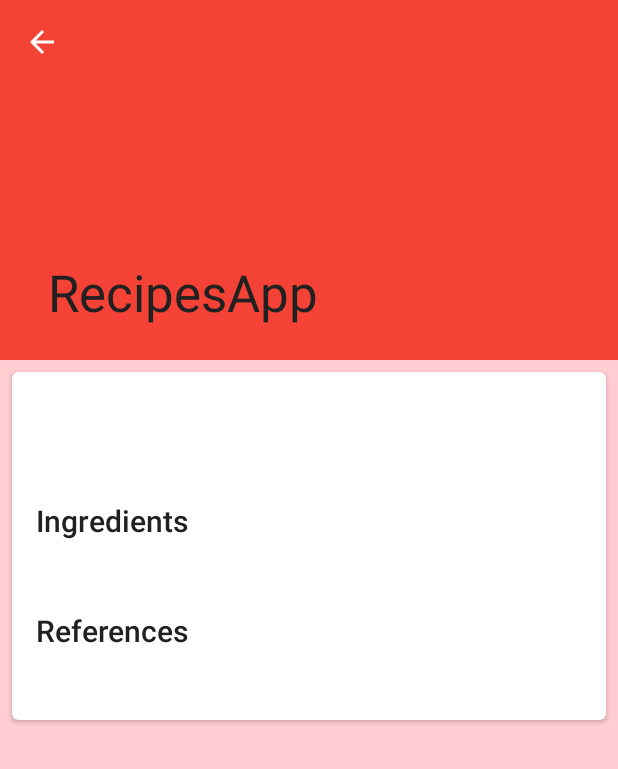
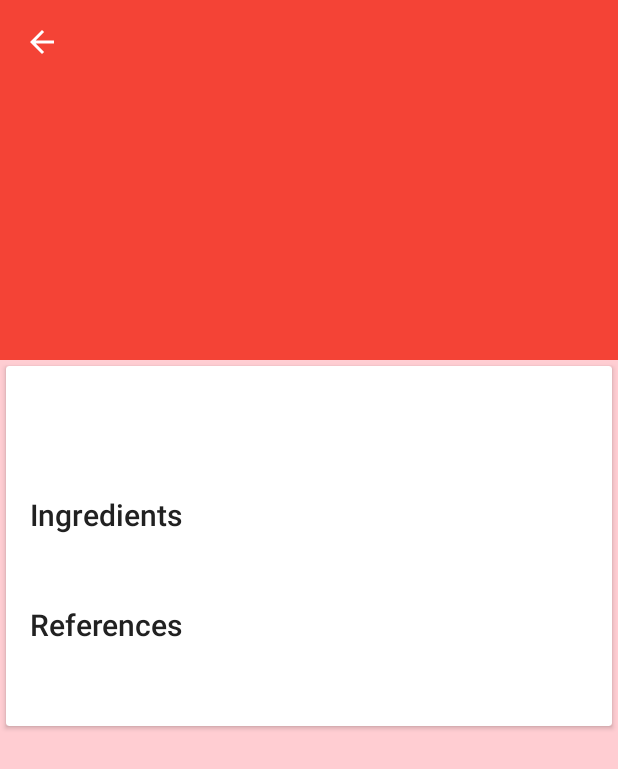
Before and after one commit to ricocaribe/RecipesApp, an Android app: the RecipeDetailActivity screen opened directly, with no data from a screen before it, on a phone screen of 412 x 824 dp. Shown: the top 769 px of the screen. Run offline under Robolectric (Android 15) with nearby library versions, the phone set to English and light mode, and no system bars; our stand-ins replace ButterKnife, Picasso; pictures from the network do not load; 5 statements that could not run were skipped.

Commit message:
- Ultimos retoques a layouts

```diff
--- a/app/src/main/java/com/jmricop/recipesapp/view/activities/RecipeDetailActivity.java
+++ b/app/src/main/java/com/jmricop/recipesapp/view/activities/RecipeDetailActivity.java
@@ -1,5 +1,7 @@
 package com.jmricop.recipesapp.view.activities;
 
+import android.graphics.Color;
+import android.support.design.widget.CollapsingToolbarLayout;
 import android.support.v7.app.AppCompatActivity;
 import android.os.Bundle;
 import android.support.v7.widget.Toolbar;
@@ -42,6 +44,9 @@ public class RecipeDetailActivity extends AppCompatActivity {
             getSupportActionBar().setDisplayHomeAsUpEnabled(true);
             getSupportActionBar().setHomeButtonEnabled(true);
         }
+
+        CollapsingToolbarLayout collapsingToolbar = (CollapsingToolbarLayout) findViewById(R.id.toolbar_layout);
+        collapsingToolbar.setExpandedTitleColor(Color.TRANSPARENT);
 
         loadRecipeView();
     }
--- a/app/src/main/res/layout/activity_recipe_content.xml
+++ b/app/src/main/res/layout/activity_recipe_content.xml
@@ -14,7 +14,7 @@
         xmlns:card_view="http://schemas.android.com/apk/res-auto"
         android:layout_width="match_parent"
         android:layout_height="match_parent"
-        card_view:cardCornerRadius="4dp"
+        card_view:cardCornerRadius="2dp"
         android:layout_margin="@dimen/cv_recipe_detail_margin">
 
         <LinearLayout
@@ -28,28 +28,28 @@
                 android:layout_height="wrap_content"
                 android:id="@+id/recipeDetailTitle"
                 android:maxLines="2"
-                android:paddingBottom="@dimen/cv_recipe_detail_padding_title"
+                android:layout_marginBottom="@dimen/cv_recipe_detail_padding_title"
                 android:textAppearance="@style/Base.TextAppearance.AppCompat.Display1" />
 
             <TextView
                 android:layout_width="wrap_content"
                 android:layout_height="wrap_content"
                 android:text="@string/txt_subtitle_ingredients"
-                android:paddingBottom="@dimen/cv_recipe_detail_padding_subtitle"
+                android:layout_marginBottom="@dimen/cv_recipe_detail_padding_subtitle"
                 android:textAppearance="@style/Base.TextAppearance.AppCompat.Title" />
 
             <TextView
                 android:layout_width="wrap_content"
                 android:layout_height="wrap_content"
                 android:id="@+id/recipeDetailIngredients"
-                android:paddingBottom="@dimen/activity_horizontal_margin"
+                android:layout_marginBottom="@dimen/activity_horizontal_margin"
                 android:textAppearance="@style/Base.TextAppearance.AppCompat.Subhead" />
 
             <TextView
                 android:layout_width="wrap_content"
                 android:layout_height="wrap_content"
                 android:text="@string/txt_subtitle_references"
-                android:paddingBottom="@dimen/cv_recipe_detail_padding_subtitle"
+                android:layout_marginBottom="@dimen/cv_recipe_detail_padding_subtitle"
                 android:textAppearance="@style/Base.TextAppearance.AppCompat.Title" />
 
             <TextView
@@ -57,6 +57,7 @@
                 android:layout_height="wrap_content"
                 android:id="@+id/recipeDetailHref"
                 android:autoLink="web"
+                android:layout_marginBottom="@dimen/cv_recipe_detail_padding_subtitle"
                 android:textAppearance="@style/Base.TextAppearance.AppCompat.Subhead" />
 
         </LinearLayout>
--- a/app/src/main/res/layout/activity_recipe_detail.xml
+++ b/app/src/main/res/layout/activity_recipe_detail.xml
@@ -20,7 +20,6 @@
             android:layout_width="match_parent"
             android:layout_height="match_parent"
             android:fitsSystemWindows="true"
-            app:expandedTitleTextAppearance="@android:color/transparent"
             app:contentScrim="?attr/colorPrimary"
             app:layout_scrollFlags="scroll|exitUntilCollapsed">
 
--- a/app/src/main/res/values/dimens.xml
+++ b/app/src/main/res/values/dimens.xml
@@ -13,6 +13,6 @@
     <dimen name="cv_recipe_detail_padding_title">24dp</dimen>
     <dimen name="cv_recipe_detail_padding_subtitle">8dp</dimen>
     <dimen name="cv_recipe_detail_padding_content">6dp</dimen>
-    <dimen name="cv_recipe_detail_margin">8dp</dimen>
+    <dimen name="cv_recipe_detail_margin">4dp</dimen>
 
 </resources>
--- a/app/src/main/res/values/strings.xml
+++ b/app/src/main/res/values/strings.xml
@@ -1,6 +1,8 @@
 <resources>
     <string name="app_name">RecipesApp</string>
 
+    <!--MainView-->
+    <string name="txt_no_recipes">Looks like you don\'t have any recipes</string>
     <!-- Menu -->
     <string name="action_search">Search</string>
     <string name="search_hint">Search recipes</string>
```
Also changed, not shown: app/src/main/java/com/jmricop/recipesapp/view/activities/MainActivity.java (+5 -2 lines), app/src/main/res/layout/activity_main.xml (+12 -3 lines), app/src/main/res/layout/item_searched_recipe.xml (+6 -2 lines).
